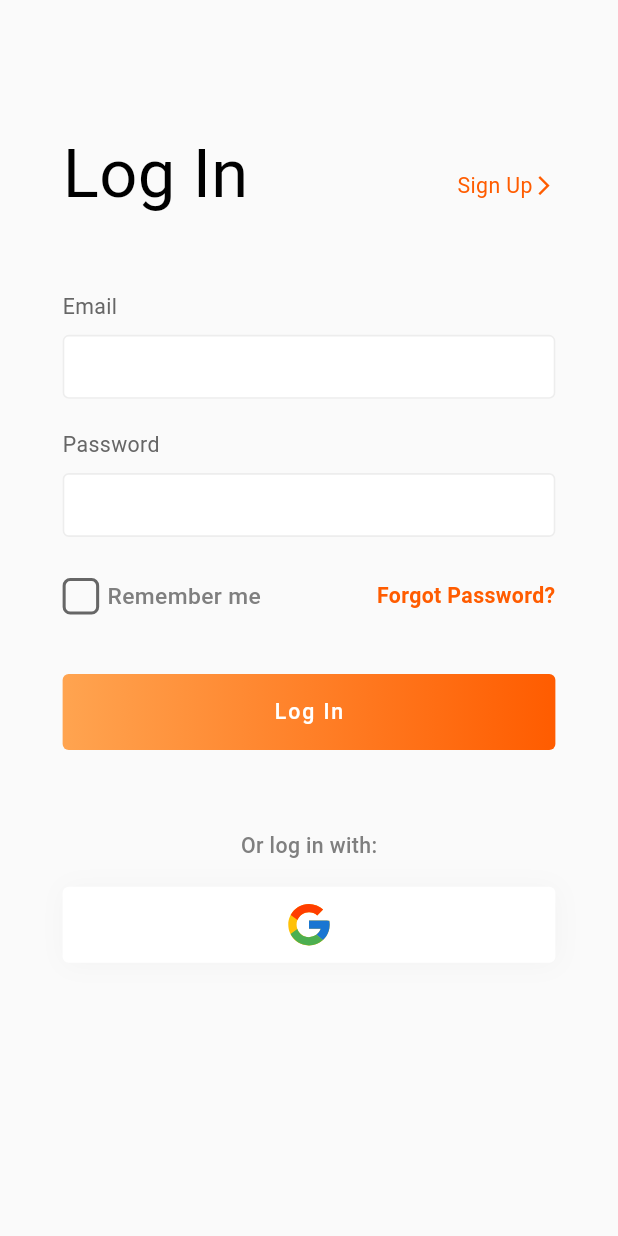
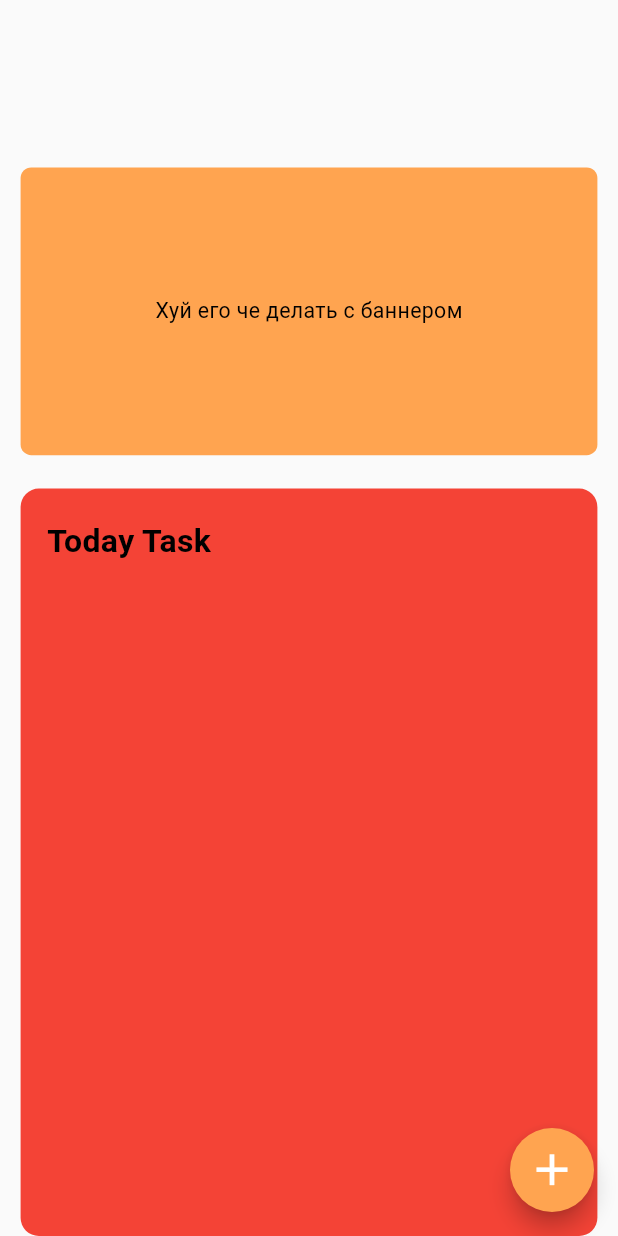
Before and after one commit to Ghosty-git/habit-tracker-2023, a Flutter app: the screen it shows after launch, on a phone screen of 412 x 824 dp. Run offline on Flutter 3.47's test engine with Material 2 defaults, Android fonts, the light colour scheme and no system bars; our stand-ins replace another_flushbar, cloud_firestore, firebase_auth, firebase_core, flutter_screenutil, flutter_smart_dialog and 2 more; accounts and stored records are empty; Roboto replaces fonts that are missing (Nunito).

Commit message:
add crud

```diff
--- /dev/null
+++ b/lib/features/auth/presentation/screens/home/home_screen.dart
@@ -0,0 +1,171 @@
+import 'package:cloud_firestore/cloud_firestore.dart';
+import 'package:flutter/material.dart';
+import 'package:flutter_screenutil/flutter_screenutil.dart';
+import 'package:habit_app_2023/features/auth/presentation/widgets/box_dialog.dart';
+
+class HomeScreen extends StatefulWidget {
+  const HomeScreen({super.key});
+
+  @override
+  State<HomeScreen> createState() => _HomeScreenState();
+}
+
+class _HomeScreenState extends State<HomeScreen> {
+  void addTodo(BuildContext context) {
+    showDialog(
+        context: context,
+        builder: (context) {
+          return BoxDialog();
+        });
+  }
+
+  final Stream<QuerySnapshot> stream =
+      FirebaseFirestore.instance.collection("Habit").snapshots();
+
+  @override
+  Widget build(BuildContext context) {
+    return Scaffold(
+      body: StreamBuilder(
+        stream: stream,
+        builder: (context, snapshot) {
+          if (!snapshot.hasData) {
+            return Center(
+              child: CircularProgressIndicator(),
+            );
+          }
+          return Padding(
+            padding: EdgeInsets.symmetric(horizontal: 12.5.w),
+            child: Column(
+              children: [
+                Container(
+                  height: 110.h,
+                ),
+                Container(
+                  width: 350.w,
+                  height: 189.h,
+                  decoration: BoxDecoration(
+                      color: Color(0xffFFA450),
+                      borderRadius: BorderRadius.circular(7.r)),
+                  alignment: Alignment.center,
+                  child: Text(
+                    "Хуй его че делать с баннером",
+                    style: TextStyle(fontFamily: "Nunito"),
+                  ),
+                ),
+                Container(
+                  height: 22.h,
+                ),
+                Expanded(
+                  child: Container(
+                    decoration: BoxDecoration(
+                        color: Colors.red,
+                        borderRadius: BorderRadius.circular(12.r)),
+                    child: Padding(
+                      padding: EdgeInsets.symmetric(
+                          horizontal: 16.w, vertical: 22.h),
+                      child: Column(
+                        children: [
+                          Row(
+                            children: [
+                              Text(
+                                "Today Task",
+                                style: TextStyle(
+                                    fontSize: 21.sp,
+                                    fontWeight: FontWeight.w700,
+                                    fontFamily: "Nunito"),
+                              ),
+                            ],
+                          ),
+                          Container(
+                            height: 16.h,
+                          ),
+                          Expanded(
+                            child: ListView.separated(
+                              itemCount: snapshot.data!.docs.length,
+                              itemBuilder: (context, index) {
+                                Map<String, dynamic> document =
+                                    snapshot.data?.docs[index].data()
+                                        as Map<String, dynamic>;
+                                return Container(
+                                  child: Padding(
+                                    padding:
+                                        EdgeInsets.symmetric(horizontal: 5.h),
+                                    child: Container(
+                                      width: 335.w,
+                                      height: 58.h,
+                                      decoration:
+                                          BoxDecoration(color: Colors.blue),
+                                      child: Padding(
+                                        padding: EdgeInsets.symmetric(
+                                            horizontal: 13.h),
+                                        child: Row(
+                                          mainAxisAlignment:
+                                              MainAxisAlignment.spaceBetween,
+                                          children: [
+                                            Text(
+                                              document["nameHabit"],
+                                              style: TextStyle(),
+                                            ),
+                                            Row(
+                                              children: [
+                                                PopupMenuButton(
+                                                  itemBuilder: (context) {
+                                                    return [
+                                                      PopupMenuItem<int>(
+                                                        value: 0,
+                                                        child: Text("Изменить"),
+                                                      ),
+                                                      PopupMenuItem<int>(
+                                                        value: 1,
+                                                        child: Text("Удалить"),
+                                                      ),
+                                                    ];
+                                                  },
+                                                  onSelected: (value) {
+                                                    if (value == 0) {
+                                                        // Navigator.of(context).push(MaterialPageRoute(builder: ));
+                                                    } else if (value == 1) {
+                                                      print(
+                                                          "Settings menu is selected.");
+                                                    }
+                                                  },
+                                                )
+                                              ],
+                                            ),
+                                          ],
+                                        ),
+                                      ),
+                                    ),
+                                  ),
+                                );
+                              },
+                              separatorBuilder: (context, index) {
+                                return SizedBox(
+                                  height: 17.h,
+                                );
+                              },
+                            ),
+                          )
+                        ],
+                      ),
+                    ),
+                  ),
+                )
+              ],
+            ),
+          );
+        },
+      ),
+      floatingActionButton: FloatingActionButton(
+        backgroundColor: Color(0xffFFA450),
+        onPressed: () {
+          addTodo(context);
+        },
+        child: Icon(
+          Icons.add,
+          size: 35,
+        ),
+      ),
+    );
+  }
+}
--- a/lib/main.dart
+++ b/lib/main.dart
@@ -2,6 +2,7 @@ import 'package:firebase_core/firebase_core.dart';
 import 'package:flutter/material.dart';
 import 'package:flutter_screenutil/flutter_screenutil.dart';
 
+import 'features/auth/presentation/screens/home/home_screen.dart';
 import 'features/auth/presentation/screens/sign_in/sign_in.dart';
 import 'firebase_options.dart';
 
@@ -38,7 +39,7 @@ class MyApp extends StatelessWidget {
           home: child,
         );
       },
-      child: const SignInScreen(),
+      child: const HomeScreen(),
     );
   }
 }
--- a/pubspec.yaml
+++ b/pubspec.yaml
@@ -50,6 +50,8 @@ dependencies:
   flushbar: ^1.10.4
   another_flushbar: ^1.12.29
   google_sign_in: ^6.1.0
+  flutter_secure_storage: ^8.0.0
+  cloud_firestore: ^4.6.0
 
 dev_dependencies:
   flutter_test:
```
Also changed, not shown: lib/features/auth/presentation/widgets/box_dialog.dart (added, +64 -0 lines), lib/features/auth/presentation/widgets/custom_checkbox.dart (added, +26 -0 lines), pubspec.lock, 6 other files.
